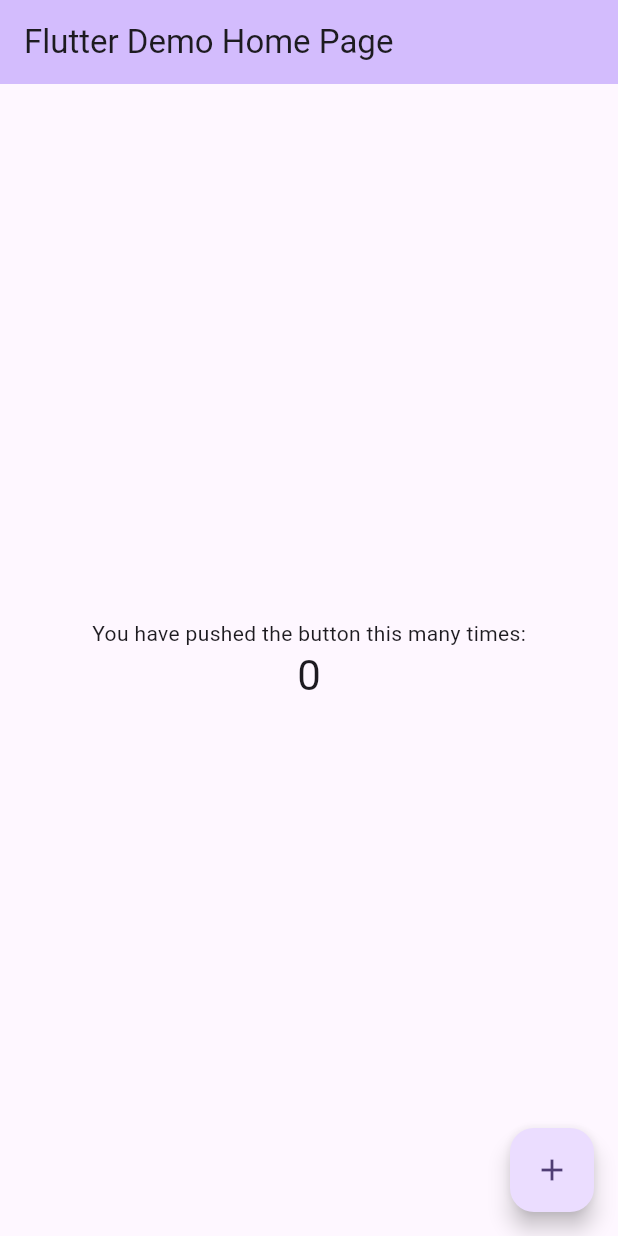
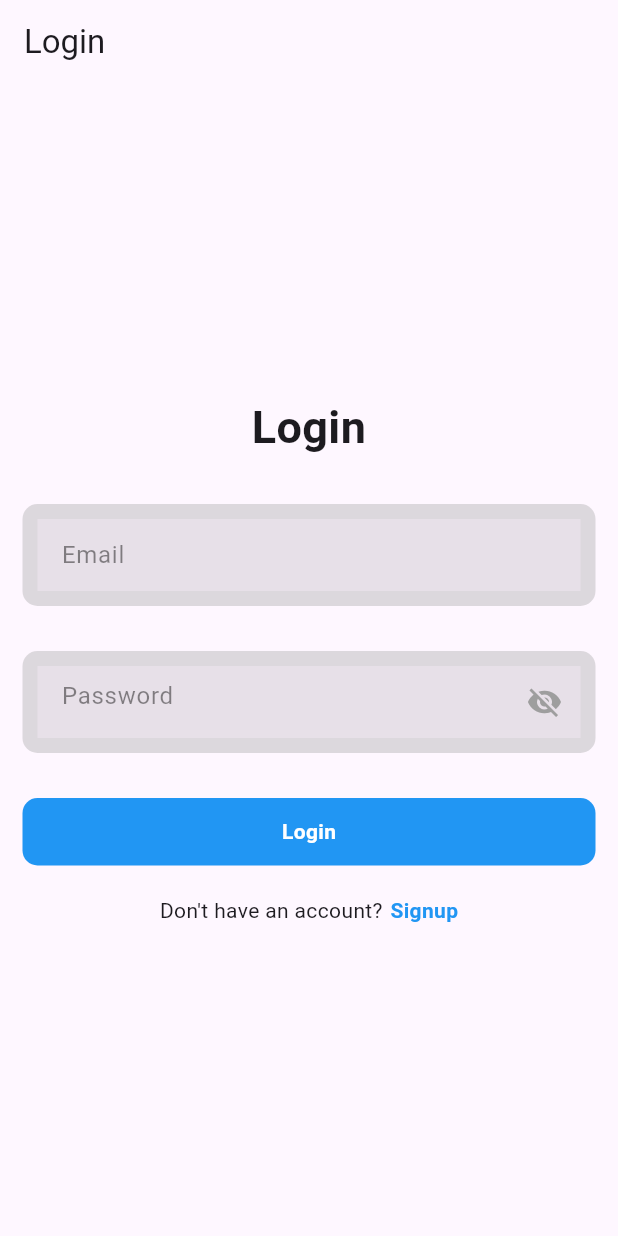
Before and after one commit to biruk-tafese/2f-capital, a Flutter app: the screen it shows after launch, on a phone screen of 412 x 824 dp. Run offline on Flutter 3.47's test engine with Material 3 defaults, Android fonts, the phone set to English and light mode, and no system bars; our stand-ins replace firebase_auth, firebase_core; accounts and stored records are empty.

Commit message:
firebase auth

```diff
--- /dev/null
+++ b/todochatapp/lib/features/auth/presentation/login_page.dart
@@ -0,0 +1,105 @@
+import 'package:flutter/material.dart';
+import 'package:todochatapp/features/app/home_page.dart';
+import 'package:todochatapp/features/auth/presentation/signup_page.dart';
+import 'package:todochatapp/features/common/widgets/form_container_widget.dart';
+
+class LoginPage extends StatelessWidget {
+  const LoginPage({super.key});
+
+  @override
+  Widget build(BuildContext context) {
+    return Scaffold(
+      appBar: AppBar(
+        title: const Text('Login'),
+      ),
+      body: Padding(
+        padding: const EdgeInsets.symmetric(horizontal: 15.0),
+        child: Center(
+          child: SingleChildScrollView(
+            // Wrap Column with SingleChildScrollView to avoid overflow
+            child: Column(
+              mainAxisAlignment: MainAxisAlignment.center,
+              crossAxisAlignment:
+                  CrossAxisAlignment.stretch, // Stretch children horizontally
+              children: [
+                const Text(
+                  'Login',
+                  style: TextStyle(
+                    fontSize: 30,
+                    fontWeight: FontWeight.bold,
+                  ),
+                  textAlign: TextAlign.center,
+                ),
+                const SizedBox(
+                  height: 30,
+                ),
+                const FormContainerWidget(
+                  hintText: 'Email',
+                  isPasswordField: false,
+                ),
+                const SizedBox(height: 30),
+                const FormContainerWidget(
+                  hintText: 'Password',
+                  isPasswordField: true,
+                ),
+                const SizedBox(height: 30),
+                GestureDetector(
+                  onTap: () => {
+                    Navigator.pushAndRemoveUntil(
+                        context,
+                        MaterialPageRoute(
+                            builder: (conext) => const HomePage()),
+                        (route) => false)
+                  },
+                  child: Container(
+                    width: double.infinity,
+                    height: 45,
+                    decoration: BoxDecoration(
+                      color: Colors.blue,
+                      borderRadius: BorderRadiusDirectional.circular(10),
+                    ),
+                    child: const Center(
+                      child: Text(
+                        "Login",
+                        style: TextStyle(
+                            color: Colors.white, fontWeight: FontWeight.bold),
+                      ),
+                    ),
+                  ),
+                ),
+                const SizedBox(
+                  height: 20,
+                ),
+                Row(
+                  mainAxisAlignment: MainAxisAlignment.center,
+                  children: [
+                    const Text("Don't have an account?"),
+                    const SizedBox(
+                      width: 5,
+                    ),
+                    GestureDetector(
+                      onTap: () {
+                        Navigator.pushAndRemoveUntil(
+                            context,
+                            MaterialPageRoute(
+                                builder: (context) => const SignupPage()),
+                            (route) => false);
+                      },
+                      child: const Text(
+                        "Signup",
+                        style: TextStyle(
+                          color: Colors.blue,
+                          fontWeight: FontWeight.bold,
+                        ),
+                      ),
+                    )
+                  ],
+                )
+              ],
+            ),
+          ),
+        ),
+      ),
+    );
+  }
+}
--- /dev/null
+++ b/todochatapp/lib/features/common/widgets/form_container_widget.dart
@@ -0,0 +1,76 @@
+import 'package:flutter/material.dart';
+
+class FormContainerWidget extends StatefulWidget {
+  final TextEditingController? controller;
+  final Key? fieldKey;
+  final String? hintText;
+  final String? labelText;
+  final bool? isPasswordField;
+  final bool? confirmPassword;
+  final String? helperText;
+  final FormFieldSetter<String>? onSaved;
+  final FormFieldValidator<String>? validator;
+  final ValueChanged<String>? onFieldSubmitted;
+  final TextInputType? inputType;
+
+  const FormContainerWidget(
+      {super.key,
+      this.controller,
+      this.fieldKey,
+      this.helperText,
+      this.hintText,
+      this.inputType,
+      this.isPasswordField,
+      this.confirmPassword,
+      this.labelText,
+      this.onFieldSubmitted,
+      this.onSaved,
+      this.validator});
+
+  @override
+  State<StatefulWidget> createState() => _FormContainerWidgetState();
+}
+
+class _FormContainerWidgetState extends State<FormContainerWidget> {
+  bool _obscureText = true;
+
+  @override
+  Widget build(BuildContext context) {
+    return Container(
+      padding: const EdgeInsets.all(10),
+      decoration: BoxDecoration(
+        color: Colors.grey.withOpacity(.35),
+        borderRadius: BorderRadius.circular(10),
+      ),
+      child: TextFormField(
+        style: const TextStyle(color: Colors.blue),
+        controller: widget.controller,
+        keyboardType: widget.inputType,
+        key: widget.fieldKey,
+        obscureText: widget.isPasswordField == true ? _obscureText : false,
+        onSaved: widget.onSaved,
+        validator: widget.validator,
+        onFieldSubmitted: widget.onFieldSubmitted,
+        decoration: InputDecoration(
+          border: InputBorder.none,
+          filled: true,
+          hintText: widget.hintText,
+          hintStyle: const TextStyle(color: Colors.black45),
+          suffixIcon: widget.isPasswordField == true
+              ? GestureDetector(
+                  onTap: () {
+                    setState(() {
+                      _obscureText = !_obscureText;
+                    });
+                  },
+                  child: Icon(
+                    _obscureText ? Icons.visibility_off : Icons.visibility,
+                    color: _obscureText ? Colors.grey : Colors.blue,
+                  ),
+                )
+              : null,
+        ),
+      ),
+    );
+  }
+}
--- a/todochatapp/lib/main.dart
+++ b/todochatapp/lib/main.dart
@@ -1,5 +1,7 @@
 import 'package:firebase_core/firebase_core.dart';
 import 'package:flutter/material.dart';
+import 'package:todochatapp/features/app/splash_screen.dart';
+import 'package:todochatapp/features/auth/presentation/login_page.dart';
 import 'package:todochatapp/firebase_options.dart';
 
 Future<void> main() async {
@@ -17,115 +19,15 @@ class MyApp extends StatelessWidget {
   @override
   Widget build(BuildContext context) {
     return MaterialApp(
-      title: 'Flutter Demo',
+      debugShowCheckedModeBanner: false,
+      title: 'Todo Chat App',
       theme: ThemeData(
-        // This is the theme of your application.
-        //
-        // TRY THIS: Try running your application with "flutter run". You'll see
-        // the application has a purple toolbar. Then, without quitting the app,
-        // try changing the seedColor in the colorScheme below to Colors.green
-        // and then invoke "hot reload" (save your changes or press the "hot
-        // reload" button in a Flutter-supported IDE, or press "r" if you used
-        // the command line to start the app).
-        //
-        // Notice that the counter didn't reset back to zero; the application
-        // state is not lost during the reload. To reset the state, use hot
-        // restart instead.
-        //
-        // This works for code too, not just values: Most code changes can be
-        // tested with just a hot reload.
         colorScheme: ColorScheme.fromSeed(seedColor: Colors.deepPurple),
         useMaterial3: true,
       ),
-      home: const MyHomePage(title: 'Flutter Demo Home Page'),
+      home: const SplashScreen(
+        child: LoginPage(),
+      ),
     );
   }
 }
-
-class MyHomePage extends StatefulWidget {
-  const MyHomePage({super.key, required this.title});
-
-  // This widget is the home page of your application. It is stateful, meaning
-  // that it has a State object (defined below) that contains fields that affect
-  // how it looks.
-
-  // This class is the configuration for the state. It holds the values (in this
-  // case the title) provided by the parent (in this case the App widget) and
-  // used by the build method of the State. Fields in a Widget subclass are
-  // always marked "final".
-
-  final String title;
-
-  @override
-  State<MyHomePage> createState() => _MyHomePageState();
-}
-
-class _MyHomePageState extends State<MyHomePage> {
-  int _counter = 0;
-
-  void _incrementCounter() {
-    setState(() {
-      // This call to setState tells the Flutter framework that something has
-      // changed in this State, which causes it to rerun the build method below
-      // so that the display can reflect the updated values. If we changed
-      // _counter without calling setState(), then the build method would not be
-      // called again, and so nothing would appear to happen.
-      _counter++;
-    });
-  }
-
-  @override
-  Widget build(BuildContext context) {
-    // This method is rerun every time setState is called, for instance as done
-    // by the _incrementCounter method above.
-    //
-    // The Flutter framework has been optimized to make rerunning build methods
-    // fast, so that you can just rebuild anything that needs updating rather
-    // than having to individually change instances of widgets.
-    return Scaffold(
-      appBar: AppBar(
-        // TRY THIS: Try changing the color here to a specific color (to
-        // Colors.amber, perhaps?) and trigger a hot reload to see the AppBar
-        // change color while the other colors stay the same.
-        backgroundColor: Theme.of(context).colorScheme.inversePrimary,
-        // Here we take the value from the MyHomePage object that was created by
-        // the App.build method, and use it to set our appbar title.
-        title: Text(widget.title),
-      ),
-      body: Center(
-        // Center is a layout widget. It takes a single child and positions it
-        // in the middle of the parent.
-        child: Column(
-          // Column is also a layout widget. It takes a list of children and
-          // arranges them vertically. By default, it sizes itself to fit its
-          // children horizontally, and tries to be as tall as its parent.
-          //
-          // Column has various properties to control how it sizes itself and
-          // how it positions its children. Here we use mainAxisAlignment to
-          // center the children vertically; the main axis here is the vertical
-          // axis because Columns are vertical (the cross axis would be
-          // horizontal).
-          //
-          // TRY THIS: Invoke "debug painting" (choose the "Toggle Debug Paint"
-          // action in the IDE, or press "p" in the console), to see the
-          // wireframe for each widget.
-          mainAxisAlignment: MainAxisAlignment.center,
-          children: <Widget>[
-            const Text(
-              'You have pushed the button this many times:',
-            ),
-            Text(
-              '$_counter',
-              style: Theme.of(context).textTheme.headlineMedium,
-            ),
-          ],
-        ),
-      ),
-      floatingActionButton: FloatingActionButton(
-        onPressed: _incrementCounter,
-        tooltip: 'Increment',
-        child: const Icon(Icons.add),
-      ), // This trailing comma makes auto-formatting nicer for build methods.
-    );
-  }
-}
--- a/todochatapp/pubspec.yaml
+++ b/todochatapp/pubspec.yaml
@@ -36,6 +36,9 @@ dependencies:
   # Use with the CupertinoIcons class for iOS style icons.
   cupertino_icons: ^1.0.8
   firebase_core: ^3.6.0
+  cloud_firestore: ^5.4.4
+  firebase_auth: ^5.3.1
+  firebase_storage: ^12.3.4
 
 dev_dependencies:
   flutter_test:
```
Also changed, not shown: todochatapp/lib/features/app/home_page.dart (added, +22 -0 lines), todochatapp/lib/features/app/splash_screen.dart (added, +35 -0 lines), todochatapp/lib/features/auth/data/firebase_auth_services.dart (added, +29 -0 lines), todochatapp/lib/features/auth/presentation/signup_page.dart (added, +194 -0 lines), todochatapp/pubspec.lock, 4 other files.
